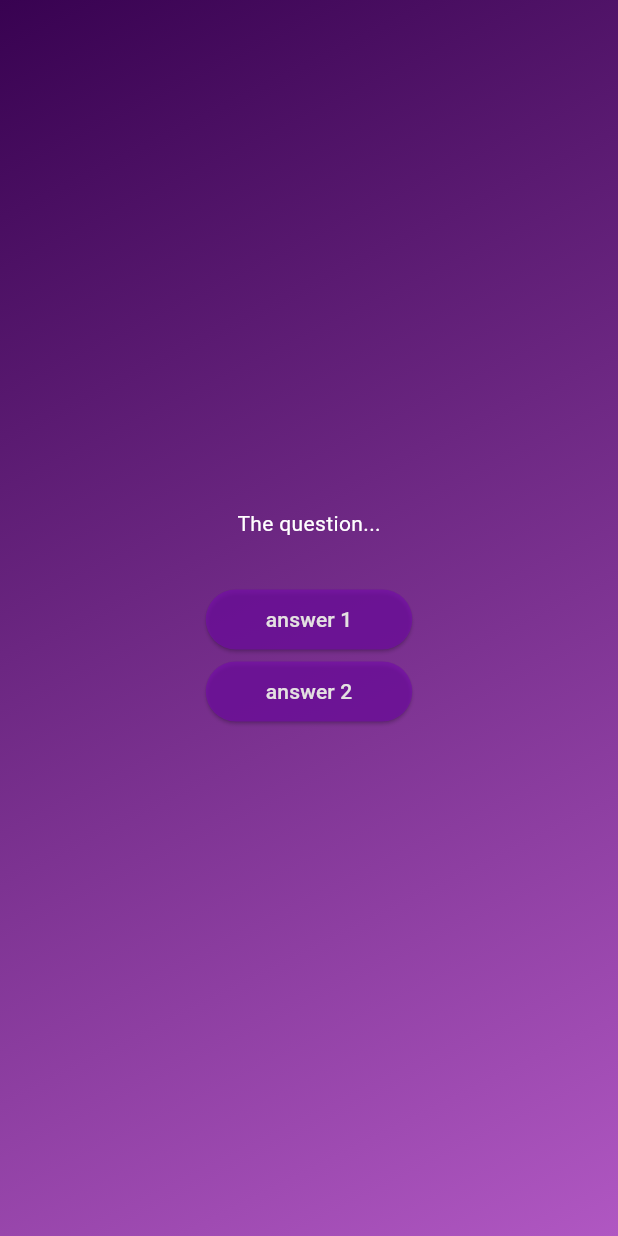
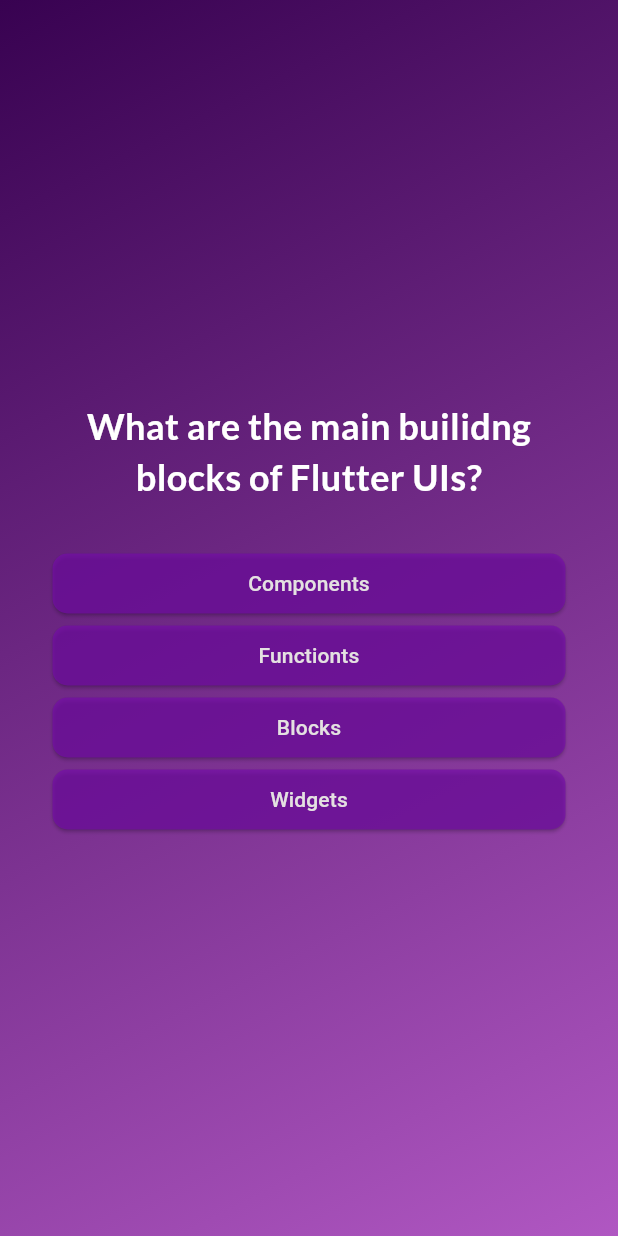
Before and after one commit to Andrzejklim/Flutter_Projects, a Flutter app: the screen it shows after launch, after a tap on "Start quiz", on a phone screen of 412 x 824 dp. Run offline on Flutter 3.47's test engine with Material 3 defaults, Android fonts, the phone set to English and light mode, and no system bars; our stand-ins replace google_fonts.

Commit message:
04.12.2023 safe xd

```diff
--- a/quiz_app/lib/answer_button.dart
+++ b/quiz_app/lib/answer_button.dart
@@ -14,9 +14,9 @@ class AnswerButton extends StatelessWidget {
         style: ElevatedButton.styleFrom(
             padding:  const EdgeInsets.symmetric(vertical: 10, horizontal: 40),
             foregroundColor: const Color.fromARGB(255, 228, 225, 225),
-            backgroundColor: Color.fromARGB(172, 117, 12, 170),
+            backgroundColor: const Color.fromARGB(172, 117, 12, 170),
             shape: RoundedRectangleBorder(
-            borderRadius: BorderRadius.circular(40))),
-        child: Text(answerText));
+            borderRadius: BorderRadius.circular(10))),
+        child: Text(answerText, textAlign: TextAlign.center), );
   }
 }
--- a/quiz_app/lib/data/questions.dart
+++ b/quiz_app/lib/data/questions.dart
@@ -6,7 +6,7 @@ const questions = [
     'Widgets',
     'Components',
     'Blocks',
-    'Funcionts',
+    'Functionts',
   ]
   ),
   QuizQuestion('How are Flutter UIs built?', [
--- a/quiz_app/lib/models/quiz_question.dart
+++ b/quiz_app/lib/models/quiz_question.dart
@@ -3,4 +3,10 @@ class QuizQuestion{
   const QuizQuestion(this.text, this.answers);
   final String text;
   final List<String> answers;
+
+  List<String> getShuffledAnswers(){
+    final shuffledList = List.of(answers);
+    shuffledList.shuffle();
+    return shuffledList;
+  }
 }
--- a/quiz_app/lib/questions_screen.dart
+++ b/quiz_app/lib/questions_screen.dart
@@ -1,33 +1,71 @@
 import "package:flutter/material.dart";
 import "package:quiz_app/answer_button.dart";
+import "package:quiz_app/data/questions.dart";
+import 'package:google_fonts/google_fonts.dart';
 
 class QuestionsScreen extends StatefulWidget {
-  const QuestionsScreen({super.key});
+  const QuestionsScreen({required this.onSelectAnswer, super.key});
+
+  final void Function(String answer) onSelectAnswer;
 
   @override
   State<QuestionsScreen> createState() => _QuestionsScreenState();
 }
 
 class _QuestionsScreenState extends State<QuestionsScreen> {
+  var currentQuestionIndex = 0;
+
+
+  void answerQuestion(String selectedAnswer){
+     widget.onSelectAnswer(selectedAnswer);
+    setState(() {
+      currentQuestionIndex += 1;
+    });
+  }
+
   @override
   Widget build(context) {
-    return  SizedBox(
+    var currentQuestion = questions[currentQuestionIndex];
+
+    return SizedBox(
       width: double.infinity,
+      child: Container(
+        margin: const EdgeInsets.all(35),
         child: Column(
           mainAxisAlignment: MainAxisAlignment.center,
+          crossAxisAlignment: CrossAxisAlignment.stretch,
           children: [
             Text(
-            'The question...',
-            style: TextStyle(color: Colors.white),
+              currentQuestion.text,
+              style:
+
+              GoogleFonts.lato(
+                textStyle: const TextStyle(color: Colors.white),
+                fontSize: 24,
+                fontWeight: FontWeight.bold,
               ),
-          SizedBox(
+              textAlign: TextAlign.center,
+
+            ),
+            const SizedBox(
               height: 30,
             ),
-          AnswerButton(answerText: "answer 1",onTap: (){},),
-          AnswerButton(answerText: "answer 2",onTap: (){},),
-
-
+            ...currentQuestion.getShuffledAnswers().map(
+              (answer) {
+                return AnswerButton(
+                  answerText: answer,
+                  onTap: (){
+                    answerQuestion(answer);
+                  },
+                );
+              },
+            ),
+            // AnswerButton(answerText: currentQuestion.answers[0],onTap: (){},),
+            // AnswerButton(answerText: currentQuestion.answers[1],onTap: (){},),
+            // AnswerButton(answerText: currentQuestion.answers[2],onTap: (){},),
+            // AnswerButton(answerText: currentQuestion.answers[3],onTap: (){},),
           ],
+        ),
       ),
     );
   }
--- a/quiz_app/lib/quiz.dart
+++ b/quiz_app/lib/quiz.dart
@@ -1,6 +1,8 @@
 import 'package:flutter/material.dart';
+import 'package:quiz_app/data/questions.dart';
 import 'package:quiz_app/questions_screen.dart';
 import 'package:quiz_app/start_screen.dart';
+import 'package:quiz_app/result_screen.dart';
 
 class Quiz extends StatefulWidget {
   const Quiz({super.key});
@@ -10,11 +12,29 @@ class Quiz extends StatefulWidget {
 }
 
 class _QuizState extends State<Quiz> {
+  List<String> selectedAnswers = [];
   var activeScreen = 'start-screen';
 
   void switchScreen() {
     setState(() {
       activeScreen = 'questions-screen';
+    });
+  }
+
+  void chooseAnswer(String answer){
+    selectedAnswers.add(answer);
+
+    if(selectedAnswers.length == questions.length){
+      setState(() {
+        activeScreen = 'result-screen';
+      });
+    }
+  }
+
+  void restartQuiz(){
+    setState(() {
+      selectedAnswers = [];
+      activeScreen = 'start-screen';
     });
   }
 
@@ -34,8 +54,15 @@ class _QuizState extends State<Quiz> {
   Widget build(context) {
     Widget screenWidget = StartScreen(switchScreen);
     if(activeScreen == "questions-screen"){
-      screenWidget = const QuestionsScreen();
+      screenWidget = QuestionsScreen(onSelectAnswer: chooseAnswer);
     }
+    if(activeScreen == 'result-screen'){
+      screenWidget = ResultScreen(chosenAnswers: selectedAnswers);
+    }
+
+    // if(activeScreen == 'start-screen'){
+    //   screenWidget = const Quiz();
+    // }
 
     return MaterialApp(
       home: Scaffold(
--- a/quiz_app/pubspec.yaml
+++ b/quiz_app/pubspec.yaml
@@ -35,6 +35,7 @@ dependencies:
   # The following adds the Cupertino Icons font to your application.
   # Use with the CupertinoIcons class for iOS style icons.
   cupertino_icons: ^1.0.2
+  google_fonts: ^6.1.0
 
 dev_dependencies:
   flutter_test:
```
Also changed, not shown: quiz_app/lib/questions_summary.dart (added, +47 -0 lines), quiz_app/lib/result_screen.dart (added, +71 -0 lines), quiz_app/pubspec.lock, 1 other file. Lines whose indentation alone changed are shown as unchanged.
